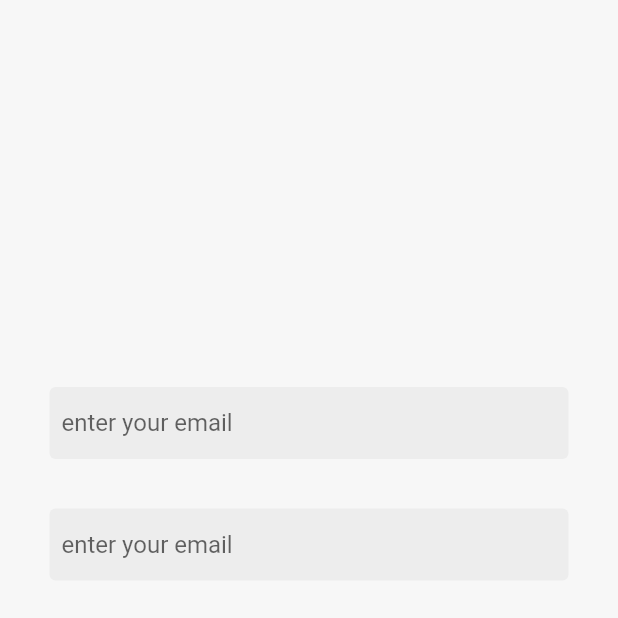
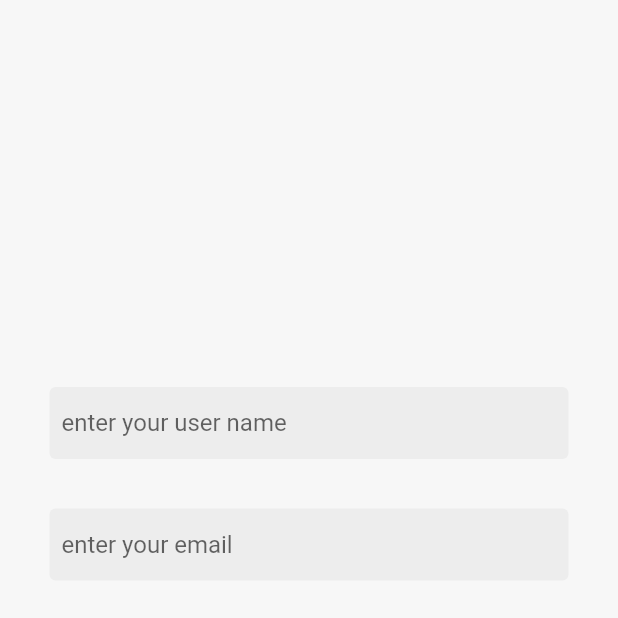
Before and after one commit to AyaEidAttya/E-commerce-app, a Flutter app: the screen it shows after launch, on a phone screen of 412 x 824 dp, the top half of it. Run offline on Flutter 3.47's test engine with Material 2 defaults, Android fonts, the phone set to English and light mode, and no system bars.

Commit message:
edit in text field

```diff
--- a/lib/pages/register.dart
+++ b/lib/pages/register.dart
@@ -25,21 +25,21 @@ class Register extends StatelessWidget {
                 ),
                 // ignore: prefer_const_constructors
                 TextField(
-                  keyboardType: TextInputType.emailAddress,
+                  keyboardType: TextInputType.text,
                   obscureText: false,
-                  decoration:
-                      decorationtextfield.copyWith(hintText: "enter your email"),
+                  decoration: decorationtextfield.copyWith(
+                      hintText: "enter your user name"),
                 ),
 
                 const SizedBox(
                   height: 33,
                 ),
 
-                 TextField(
+                TextField(
                   keyboardType: TextInputType.emailAddress,
                   obscureText: false,
-                  decoration:
-                      decorationtextfield.copyWith(hintText: "enter your email"),
+                  decoration: decorationtextfield.copyWith(
+                      hintText: "enter your email"),
                 ),
                 const SizedBox(
                   height: 33,
@@ -73,11 +73,12 @@ class Register extends StatelessWidget {
                 Row(
                   mainAxisAlignment: MainAxisAlignment.center,
                   children: [
-                    Text("dont have an acount?",style: TextStyle(fontSize: 20)),
+                    Text("dont have an acount?",
+                        style: TextStyle(fontSize: 20)),
                     TextButton(
                       onPressed: () {},
-                      child:
-                          Text('sign upt', style: TextStyle(color: Colors.black,fontSize: 20)),
+                      child: Text('sign upt',
+                          style: TextStyle(color: Colors.black, fontSize: 20)),
                     )
                   ],
                 )
```
